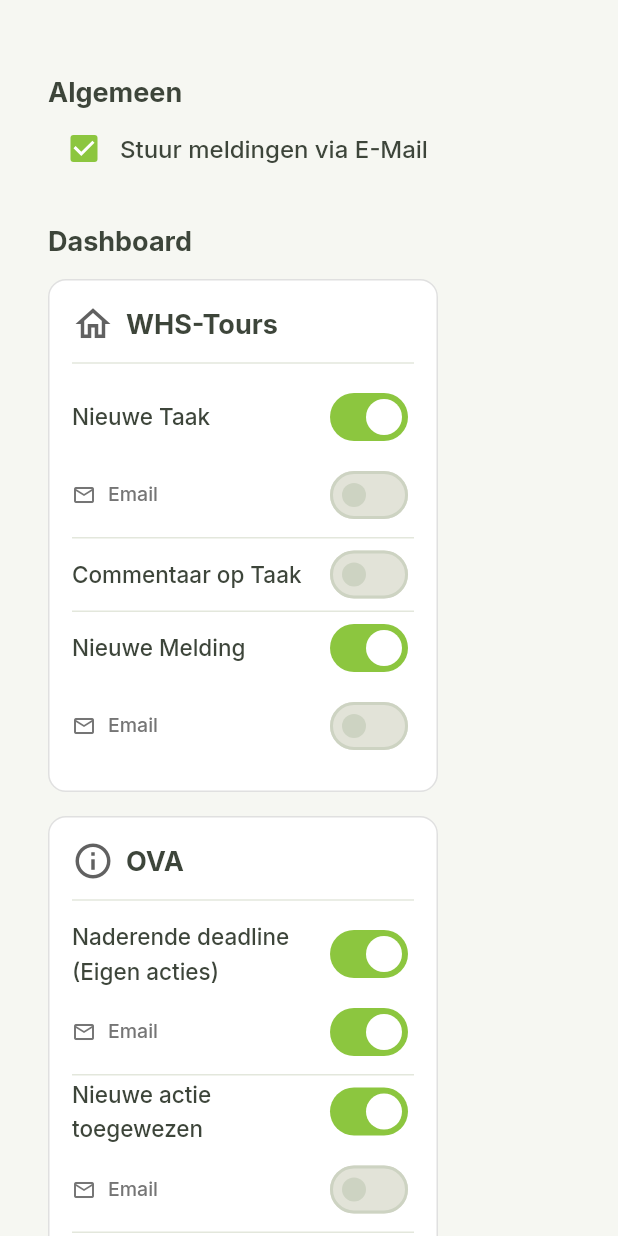
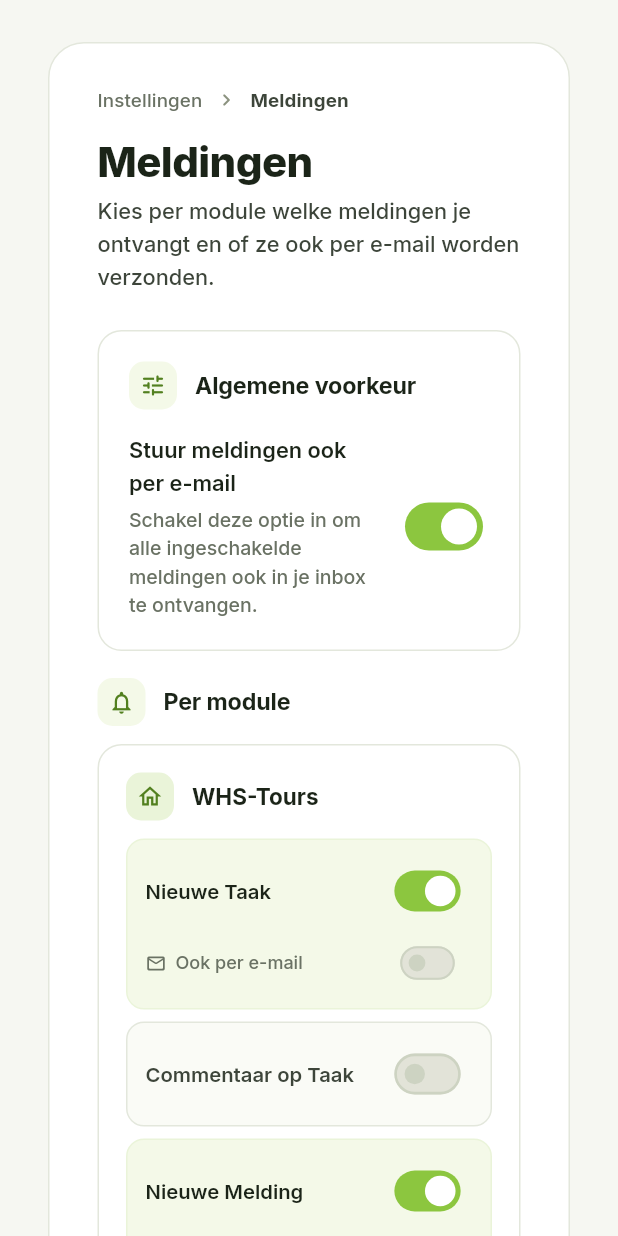
Before and after one commit to CidKagenoue/QA-Dashboard, a Flutter app: the NotificationsScreen widget shown alone on an empty page, opened directly, on a phone screen of 412 x 824 dp. Run offline on Flutter 3.47's test engine with Material 3 defaults, Android fonts, the phone set to English and light mode, and no system bars; our stand-ins replace file_picker, google_fonts, pdf, printing, shared_preferences; missing offline and left inert: dart:html; accounts and stored records are empty.

Commit message:
style(notifications): refresh preferences layout

```diff
--- a/frontend/lib/screens/notifications_screen.dart
+++ b/frontend/lib/screens/notifications_screen.dart
@@ -4,6 +4,7 @@ import '../services/api_service.dart';
 import '../services/notification_settings_service.dart';
 import '../services/auth_service.dart';
 import '../models/notification_setting.dart';
+import '../widgets/design/design_system.dart';
 
 class NotificationsScreen extends StatefulWidget {
   const NotificationsScreen({super.key});
@@ -179,176 +180,84 @@ class _NotificationsScreenState extends State<NotificationsScreen> {
 
   @override
   Widget build(BuildContext context) {
-    // Dummy data fallback als API faalt
-    final List<NotificationSetting> settings = _uiSettings.isEmpty
-        ? _dummySettings
-        : _uiSettings;
+    final List<NotificationSetting> settings =
+        _uiSettings.isEmpty ? _dummySettings : _uiSettings;
 
-    // Groepeer per module
     final Map<String, List<NotificationSetting>> moduleMap = {};
     for (final s in settings) {
       moduleMap.putIfAbsent(s.module, () => []).add(s);
     }
 
-    // Algemene e-mail toggle (dummy: als één setting email=true, dan aan)
-    bool emailAll = settings.any((s) => s.email);
+    final bool emailAll = settings.any((s) => s.email);
 
-    return LayoutBuilder(
-      builder: (context, constraints) {
-        final moduleEntries = moduleMap.entries.toList();
-        final int moduleCount = moduleEntries.length;
-        final double minTileWidth = 220;
-        final double spacing = 24;
-        // Bereken hoeveel tegels er in de breedte passen
-        int tilesPerRow = (constraints.maxWidth / (minTileWidth + spacing))
-            .floor();
-        tilesPerRow = tilesPerRow.clamp(1, moduleCount);
-
-        // Gebruik een Wrap zodat de cards automatisch afbreken naar een nieuwe regel
-        const double cardWidth = 260;
-        const double newSpacing = 16;
-        final Widget dashboardTiles = Wrap(
-          spacing: newSpacing,
-          runSpacing: newSpacing,
-          children: moduleEntries.map((entry) {
-            final module = entry.key;
-            final items = entry.value;
-            final icon = _moduleIcon(module);
-            return SizedBox(
-              width: cardWidth,
-              child: Card(
-                shape: RoundedRectangleBorder(
-                  borderRadius: BorderRadius.circular(12),
-                  side: const BorderSide(color: Colors.black12),
+    return Container(
+      color: kBackground,
+      child: SingleChildScrollView(
+        padding: const EdgeInsets.fromLTRB(32, 28, 32, 32),
+        child: Container(
+          decoration: BoxDecoration(
+            color: kSurface,
+            borderRadius: BorderRadius.circular(kRadius2xl),
+            border: Border.all(color: kBorder),
           ),
-                elevation: 0,
-                child: Padding(
-                  padding: const EdgeInsets.all(16.0),
+          padding: const EdgeInsets.fromLTRB(32, 28, 32, 32),
           child: Column(
             crossAxisAlignment: CrossAxisAlignment.start,
             children: [
-                      Row(
-                        children: [
-                          Icon(icon, size: 28, color: Colors.grey[700]),
-                          const SizedBox(width: 8),
-                          Expanded(
-                            child: Text(
-                              module,
-                              style: const TextStyle(
-                                fontSize: 18,
-                                fontWeight: FontWeight.bold,
+              const AppBreadcrumb(
+                  segments: ['Instellingen', 'Meldingen']),
+              const SizedBox(height: 16),
+              const Text(
+                'Meldingen',
+                style: TextStyle(
+                  fontSize: 28,
+                  fontWeight: FontWeight.w800,
+                  color: kTextPrimary,
+                  letterSpacing: -0.4,
+                  height: 1.15,
                 ),
               ),
+              const SizedBox(height: 6),
+              const Text(
+                'Kies per module welke meldingen je ontvangt en of ze ook per e-mail worden verzonden.',
+                style: TextStyle(
+                  fontSize: 14.5,
+                  color: kTextSecondary,
+                  height: 1.5,
                 ),
-                        ],
               ),
-                      const Divider(height: 24),
-                      ...items.map(
-                        (s) => Column(
-                          children: [
-                            Row(
+              const SizedBox(height: 24),
+              AppSectionPanel(
+                title: 'Algemene voorkeur',
+                icon: Icons.tune_rounded,
+                child: Row(
                   children: [
                     Expanded(
-                                  child: Text(
-                                    _notificationTypeLabel(s),
-                                    style: const TextStyle(fontSize: 15),
+                      child: Column(
+                        crossAxisAlignment: CrossAxisAlignment.start,
+                        children: const [
+                          Text(
+                            'Stuur meldingen ook per e-mail',
+                            style: TextStyle(
+                              fontSize: 14.5,
+                              fontWeight: FontWeight.w600,
+                              color: kTextPrimary,
                             ),
                           ),
-                                Switch(
-                                  value: s.enabled,
-                                  onChanged: (val) {
-                                    setState(() {
-                                      _uiSettings = List<NotificationSetting>.from(
-                                        settings.map(
-                                          (item) =>
-                                              (item.module == s.module &&
-                                                  item.type == s.type)
-                                              ? NotificationSetting(
-                                                  module: item.module,
-                                                  type: item.type,
-                                                  enabled: val,
-                                                  email: item.email,
-                                                )
-                                              : item,
-                                        ),
-                                      );
-                                    });
-                                  },
-                                ),
-                              ],
-                            ),
-                            if (s.enabled)
-                              Padding(
-                                padding: const EdgeInsets.only(top: 8, bottom: 8),
-                                child: Row(
-                                  children: [
-                                    Icon(
-                                      Icons.email_outlined,
-                                      size: 16,
-                                      color: Colors.grey[600],
-                                    ),
-                                    const SizedBox(width: 8),
-                                    Expanded(
-                                      child: Text(
-                                        'Email',
+                          SizedBox(height: 4),
+                          Text(
+                            'Schakel deze optie in om alle ingeschakelde meldingen ook in je inbox te ontvangen.',
                             style: TextStyle(
                               fontSize: 13,
-                                          color: Colors.grey[600],
-                                        ),
-                                      ),
-                                    ),
-                                    Switch(
-                                      value: s.email,
-                                      materialTapTargetSize:
-                                          MaterialTapTargetSize.shrinkWrap,
-                                      onChanged: (val) {
-                                        setState(() {
-                                          _uiSettings = List<NotificationSetting>.from(
-                                            settings.map(
-                                              (item) =>
-                                                  (item.module == s.module &&
-                                                      item.type == s.type)
-                                                  ? NotificationSetting(
-                                                      module: item.module,
-                                                      type: item.type,
-                                                      enabled: item.enabled,
-                                                      email: val,
-                                                    )
-                                                  : item,
-                                            ),
-                                          );
-                                        });
-                                      },
-                                    ),
-                                  ],
-                                ),
-                              ),
-                            if (items.indexOf(s) < items.length - 1)
-                              const Divider(height: 1),
-                          ],
+                              color: kTextTertiary,
+                              height: 1.45,
                             ),
                           ),
                         ],
                       ),
                     ),
-              ),
-            );
-          }).toList(),
-        );
-
-        return SingleChildScrollView(
-          padding: const EdgeInsets.all(32.0),
-          child: Column(
-            crossAxisAlignment: CrossAxisAlignment.start,
-            children: [
-              const SizedBox(height: 16),
-              const Text(
-                'Algemeen',
-                style: TextStyle(fontSize: 18, fontWeight: FontWeight.bold),
-              ),
-              Row(
-                children: [
-                  Checkbox(
+                    const SizedBox(width: 16),
+                    Switch(
                       value: emailAll,
                       onChanged: (val) {
                         setState(() {
@@ -358,52 +267,123 @@ class _NotificationsScreenState extends State<NotificationsScreen> {
                                 module: s.module,
                                 type: s.type,
                                 enabled: s.enabled,
-                              email: val ?? false,
+                                email: val,
                               ),
                             ),
                           );
                         });
                       },
                     ),
-                  const Text(
-                    'Stuur meldingen via E-Mail',
-                    style: TextStyle(fontSize: 16),
-                  ),
                   ],
                 ),
-              const SizedBox(height: 24),
+              ),
+              const SizedBox(height: 18),
+              Row(
+                children: [
+                  Container(
+                    width: 32,
+                    height: 32,
+                    decoration: BoxDecoration(
+                      color: kBrandGreenSubtle,
+                      borderRadius: BorderRadius.circular(kRadiusSm),
+                    ),
+                    alignment: Alignment.center,
+                    child: const Icon(Icons.notifications_outlined,
+                        size: 18, color: kBrandGreenDeep),
+                  ),
+                  const SizedBox(width: 12),
                   const Text(
-                'Dashboard',
-                style: TextStyle(fontSize: 18, fontWeight: FontWeight.bold),
-              ),
-              const SizedBox(height: 12),
-              dashboardTiles,
-              const SizedBox(height: 16),
-              Align(
-                alignment: Alignment.bottomLeft,
-                child: Row(
-                  mainAxisSize: MainAxisSize.min,
-                  children: [
-                    ElevatedButton(
-                      onPressed: _saving ? null : _saveSettings,
-                      child: _saving
-                          ? const SizedBox(
-                              width: 18,
-                              height: 18,
-                              child: CircularProgressIndicator(strokeWidth: 2),
-                            )
-                          : const Text('Opslaan'),
-                    ),
-                    const SizedBox(width: 16),
-                    if (_error != null)
-                      Text(_error!, style: const TextStyle(color: Colors.red)),
-                  ],
+                    'Per module',
+                    style: TextStyle(
+                      fontSize: 15.5,
+                      fontWeight: FontWeight.w700,
+                      color: kTextPrimary,
+                      letterSpacing: -0.1,
                     ),
                   ),
                 ],
               ),
+              const SizedBox(height: 12),
+              Wrap(
+                spacing: 16,
+                runSpacing: 16,
+                children: moduleMap.entries.map((entry) {
+                  final module = entry.key;
+                  final items = entry.value;
+                  return SizedBox(
+                    width: 320,
+                    child: _ModuleNotificationsCard(
+                      module: module,
+                      items: items,
+                      icon: _moduleIcon(module),
+                      onToggleEnabled: (s, val) {
+                        setState(() {
+                          _uiSettings =
+                              List<NotificationSetting>.from(settings.map(
+                            (item) => (item.module == s.module &&
+                                    item.type == s.type)
+                                ? NotificationSetting(
+                                    module: item.module,
+                                    type: item.type,
+                                    enabled: val,
+                                    email: item.email,
+                                  )
+                                : item,
+                          ));
+                        });
+                      },
+                      onToggleEmail: (s, val) {
+                        setState(() {
+                          _uiSettings =
+                              List<NotificationSetting>.from(settings.map(
+                            (item) => (item.module == s.module &&
+                                    item.type == s.type)
+                                ? NotificationSetting(
+                                    module: item.module,
+                                    type: item.type,
+                                    enabled: item.enabled,
+                                    email: val,
+                                  )
+                                : item,
+                          ));
+                        });
+                      },
+                      labelFor: _notificationTypeLabel,
+                    ),
                   );
-      },
+                }).toList(),
+              ),
+              const SizedBox(height: 24),
+              Row(
+                children: [
+                  ElevatedButton.icon(
+                    onPressed: _saving ? null : _saveSettings,
+                    icon: _saving
+                        ? const SizedBox(
+                            width: 18,
+                            height: 18,
+                            child: CircularProgressIndicator(
+                                strokeWidth: 2, color: Colors.white),
+                          )
+                        : const Icon(Icons.save_rounded, size: 18),
+                    label: const Text('Wijzigingen opslaan'),
+                  ),
+                  if (_error != null) ...[
+                    const SizedBox(width: 16),
+                    Text(
+                      _error!,
+                      style: const TextStyle(
+                        color: kDanger,
+                        fontWeight: FontWeight.w600,
+                      ),
+                    ),
+                  ],
+                ],
+              ),
+            ],
+          ),
+        ),
+      ),
     );
   }
 
@@ -540,3 +520,137 @@ class _NotificationsScreenState extends State<NotificationsScreen> {
     return s.type;
   }
 }
+
+class _ModuleNotificationsCard extends StatelessWidget {
+  const _ModuleNotificationsCard({
+    required this.module,
+    required this.items,
+    required this.icon,
+    required this.onToggleEnabled,
+    required this.onToggleEmail,
+    required this.labelFor,
+  });
+
+  final String module;
+  final List<NotificationSetting> items;
+  final IconData icon;
+  final void Function(NotificationSetting, bool) onToggleEnabled;
+  final void Function(NotificationSetting, bool) onToggleEmail;
+  final String Function(NotificationSetting) labelFor;
+
+  @override
+  Widget build(BuildContext context) {
+    return Container(
+      padding: const EdgeInsets.all(18),
+      decoration: BoxDecoration(
+        color: kSurface,
+        borderRadius: BorderRadius.circular(kRadiusLg),
+        border: Border.all(color: kBorder),
+      ),
+      child: Column(
+        crossAxisAlignment: CrossAxisAlignment.start,
+        children: [
+          Row(
+            children: [
+              Container(
+                width: 32,
+                height: 32,
+                decoration: BoxDecoration(
+                  color: kBrandGreenSoft,
+                  borderRadius: BorderRadius.circular(kRadiusSm),
+                ),
+                alignment: Alignment.center,
+                child: Icon(icon, size: 18, color: kBrandGreenDeep),
+              ),
+              const SizedBox(width: 12),
+              Expanded(
+                child: Text(
+                  module,
+                  style: const TextStyle(
+                    fontSize: 15,
+                    fontWeight: FontWeight.w700,
+                    color: kTextPrimary,
+                  ),
+                ),
+              ),
+            ],
+          ),
+          const SizedBox(height: 12),
+          ...List.generate(items.length, (i) {
+            final s = items[i];
+            return Padding(
+              padding: EdgeInsets.only(bottom: i == items.length - 1 ? 0 : 8),
+              child: Container(
+                padding:
+                    const EdgeInsets.symmetric(horizontal: 12, vertical: 10),
+                decoration: BoxDecoration(
+                  color: s.enabled ? kBrandGreenSubtle : kSurfaceMuted,
+                  borderRadius: BorderRadius.circular(kRadiusMd),
+                  border: Border.all(
+                    color: s.enabled ? kBrandGreenSoft : kBorder,
+                  ),
+                ),
+                child: Column(
+                  children: [
+                    Row(
+                      children: [
+                        Expanded(
+                          child: Text(
+                            labelFor(s),
+                            style: TextStyle(
+                              fontSize: 13.5,
+                              fontWeight: FontWeight.w600,
+                              color: s.enabled ? kTextPrimary : kTextSecondary,
+                              height: 1.35,
+                            ),
+                          ),
+                        ),
+                        Transform.scale(
+                          scale: 0.85,
+                          child: Switch(
+                            value: s.enabled,
+                            onChanged: (val) => onToggleEnabled(s, val),
+                          ),
+                        ),
+                      ],
+                    ),
+                    if (s.enabled)
+                      Padding(
+                        padding: const EdgeInsets.only(top: 4),
+                        child: Row(
+                          children: [
+                            const Icon(Icons.mail_outline_rounded,
+                                size: 14, color: kTextTertiary),
+                            const SizedBox(width: 6),
+                            const Expanded(
+                              child: Text(
+                                'Ook per e-mail',
+                                style: TextStyle(
+                                  fontSize: 12,
+                                  color: kTextTertiary,
+                                  fontWeight: FontWeight.w500,
+                                ),
+                              ),
+                            ),
+                            Transform.scale(
+                              scale: 0.7,
+                              child: Switch(
+                                value: s.email,
+                                materialTapTargetSize:
+                                    MaterialTapTargetSize.shrinkWrap,
+                                onChanged: (val) => onToggleEmail(s, val),
+                              ),
+                            ),
+                          ],
+                        ),
+                      ),
+                  ],
+                ),
+              ),
+            );
+          }),
+        ],
+      ),
+    );
+  }
+}
```
Lines whose indentation alone changed are shown as unchanged.
